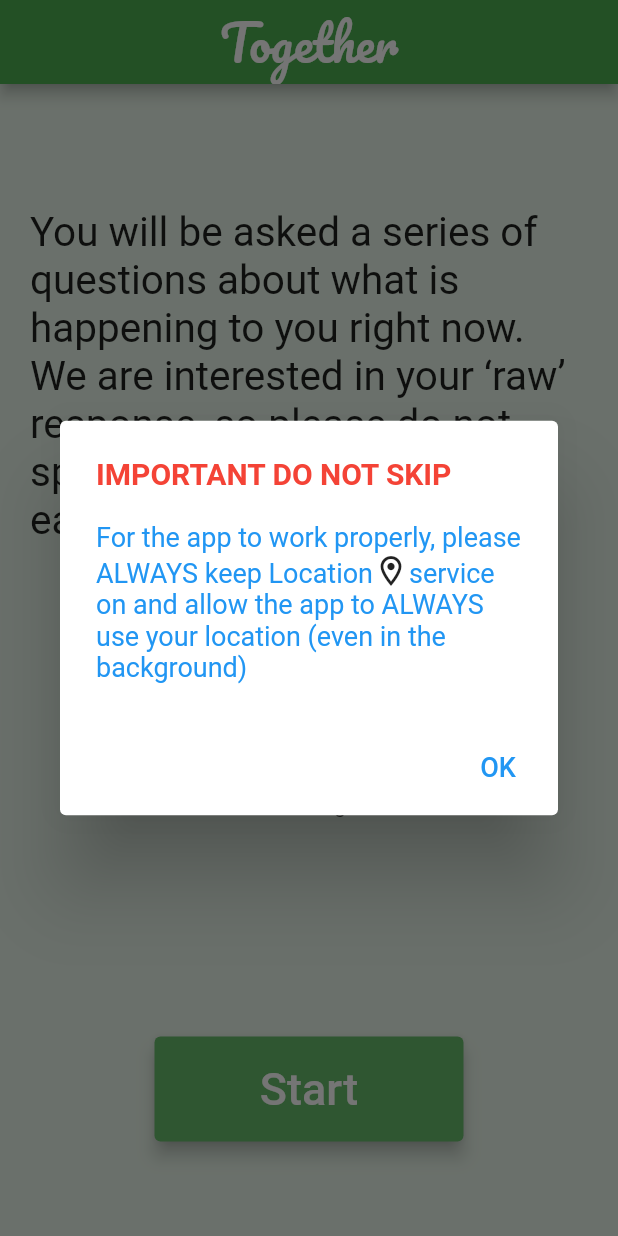
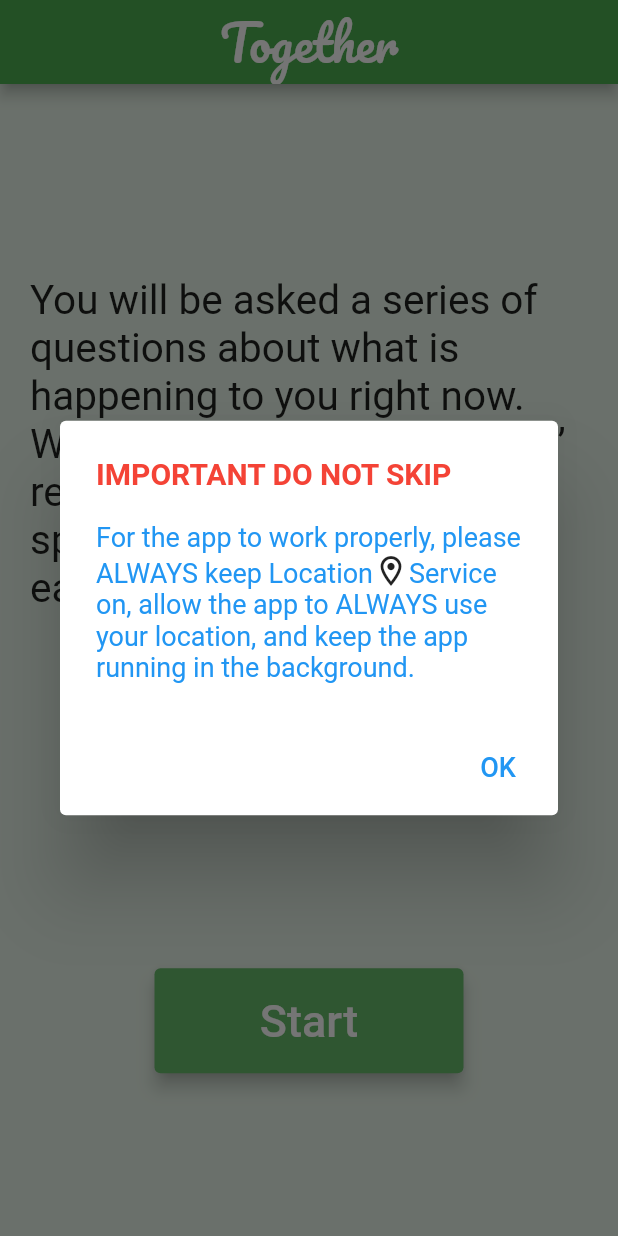
Before and after one commit to hayden-huynh/together-mobile-app, a Flutter app: the screen it shows after launch, on a phone screen of 412 x 824 dp. Run offline on Flutter 3.47's test engine with Material 2 defaults, Android fonts, the phone set to English and light mode, and no system bars; our stand-ins replace geolocator, location; missing offline and left inert: flutter_config.

Commit message:
Finished implementing disabling location tracking from 8pm onwards

```diff
--- a/lib/screens/introduction_screen.dart
+++ b/lib/screens/introduction_screen.dart
@@ -50,23 +50,23 @@ class _IntroductionScreenState extends State<IntroductionScreen> {
                 softWrap: true,
               ),
             ),
-            Container(
-              margin: const EdgeInsets.all(20),
-              child: Consumer<LocationProvider>(
-                builder: (_, locationProvider, __) =>
-                    locationProvider.location == null
-                        ? Text(
-                            'Nothing',
-                            textAlign: TextAlign.center,
-                            softWrap: true,
-                          )
-                        : Text(
-                            'Addr: ${locationProvider.locationAddress} - Name: ${locationProvider.locationName}',
-                            textAlign: TextAlign.center,
-                            softWrap: true,
-                          ),
-              ),
-            ),
+            // Container(
+            //   margin: const EdgeInsets.all(20),
+            //   child: Consumer<LocationProvider>(
+            //     builder: (_, locationProvider, __) =>
+            //         locationProvider.location == null
+            //             ? Text(
+            //                 'Nothing',
+            //                 textAlign: TextAlign.center,
+            //                 softWrap: true,
+            //               )
+            //             : Text(
+            //                 'Addr: ${locationProvider.locationAddress} - Name: ${locationProvider.locationName}',
+            //                 textAlign: TextAlign.center,
+            //                 softWrap: true,
+            //               ),
+            //   ),
+            // ),
             Align(
               child: LayoutBuilder(
                 builder: (ctx, constraints) => Container(
--- a/lib/utilities/location_request_alert.dart
+++ b/lib/utilities/location_request_alert.dart
@@ -36,7 +36,7 @@ Future<void> showLocationAlert(BuildContext context) async {
             WidgetSpan(child: Icon(Icons.location_on_outlined)),
             TextSpan(
               text:
-                  'service on and allow the app to ALWAYS use your location (even in the background)',
+                  'Service on, allow the app to ALWAYS use your location, and keep the app running in the background.',
             ),
           ],
         ),
```
Also changed, not shown: lib/models/location_provider.dart (+21 -7 lines).
